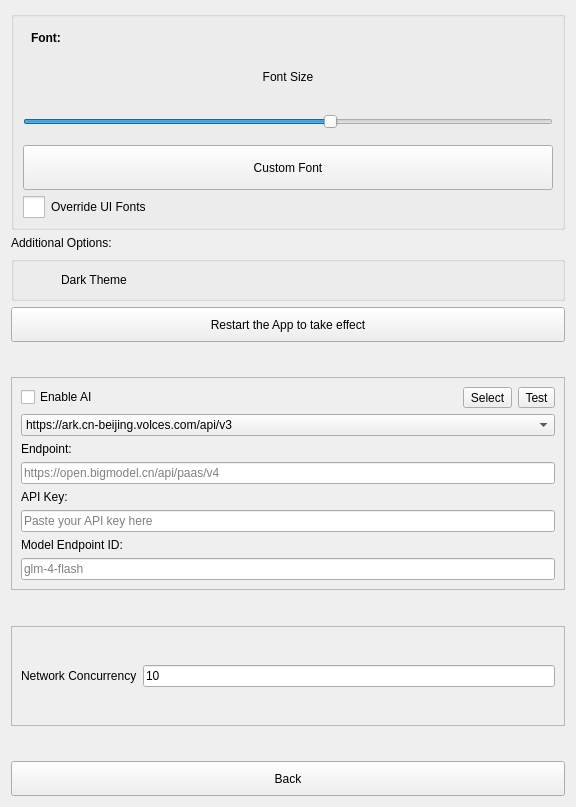
First picture: the form in src/Preferences.ui, repository ic005k/Knot, before the edit.
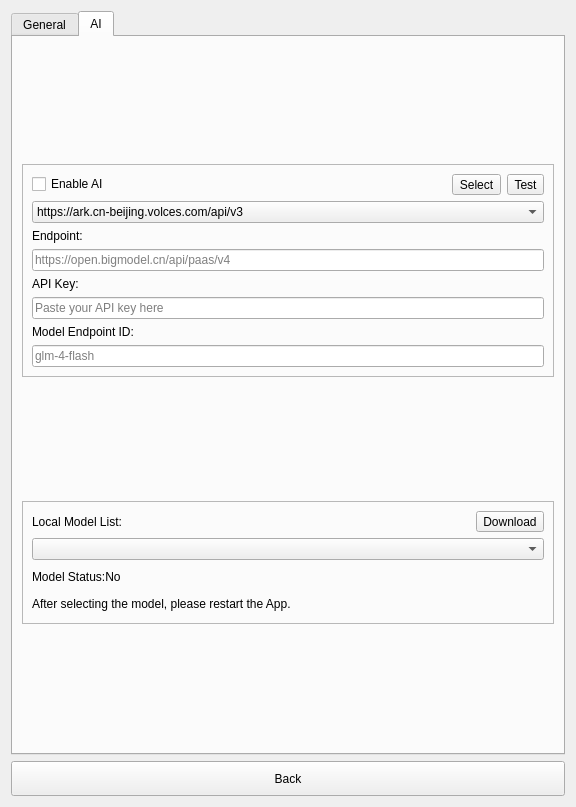
Second picture: the form after the edit. Icons and pictures are not drawn.

```diff
--- a/src/Preferences.ui
+++ b/src/Preferences.ui
@@ -15,7 +15,23 @@
   </property>
   <layout class="QVBoxLayout" name="verticalLayout_2">
    <item>
+    <widget class="QTabWidget" name="tabOptions">
+     <property name="currentIndex">
+      <number>1</number>
+     </property>
+     <widget class="QWidget" name="tab">
+      <attribute name="title">
+       <string>General</string>
+      </attribute>
+      <layout class="QVBoxLayout" name="verticalLayout_6">
+       <item>
     <widget class="QGroupBox" name="gboxFont">
+         <property name="sizePolicy">
+          <sizepolicy hsizetype="Preferred" vsizetype="Fixed">
+           <horstretch>0</horstretch>
+           <verstretch>0</verstretch>
+          </sizepolicy>
+         </property>
      <property name="title">
       <string/>
      </property>
@@ -167,6 +183,12 @@
    </item>
    <item>
     <widget class="QGroupBox" name="gboxAdditional">
+         <property name="sizePolicy">
+          <sizepolicy hsizetype="Preferred" vsizetype="Fixed">
+           <horstretch>0</horstretch>
+           <verstretch>0</verstretch>
+          </sizepolicy>
+         </property>
      <property name="title">
       <string/>
      </property>
@@ -222,20 +244,62 @@
     </widget>
    </item>
    <item>
-    <spacer name="verticalSpacer_5">
-     <property name="orientation">
-      <enum>Qt::Orientation::Vertical</enum>
-     </property>
-     <property name="sizeHint" stdset="0">
+        <widget class="QFrame" name="frame">
+         <property name="sizePolicy">
+          <sizepolicy hsizetype="Preferred" vsizetype="Fixed">
+           <horstretch>0</horstretch>
+           <verstretch>0</verstretch>
+          </sizepolicy>
+         </property>
+         <property name="minimumSize">
       <size>
-       <width>20</width>
-       <height>20</height>
-      </size>
-     </property>
-    </spacer>
-   </item>
+           <width>0</width>
+           <height>100</height>
+          </size>
+         </property>
+         <property name="frameShape">
+          <enum>QFrame::Shape::StyledPanel</enum>
+         </property>
+         <property name="frameShadow">
+          <enum>QFrame::Shadow::Raised</enum>
+         </property>
+         <layout class="QVBoxLayout" name="verticalLayout_3">
+          <item>
+           <layout class="QHBoxLayout" name="horizontalLayout">
+            <item>
+             <widget class="QLabel" name="label">
+              <property name="text">
+               <string>Network Concurrency</string>
+              </property>
+             </widget>
+            </item>
+            <item>
+             <widget class="QLineEdit" name="editConcurrency">
+              <property name="text">
+               <string>10</string>
+              </property>
+             </widget>
+            </item>
+           </layout>
+          </item>
+         </layout>
+        </widget>
+       </item>
+      </layout>
+     </widget>
+     <widget class="QWidget" name="tab_2">
+      <attribute name="title">
+       <string>AI</string>
+      </attribute>
+      <layout class="QVBoxLayout" name="verticalLayout_8">
    <item>
     <widget class="QFrame" name="frame_2">
+         <property name="sizePolicy">
+          <sizepolicy hsizetype="Preferred" vsizetype="Fixed">
+           <horstretch>0</horstretch>
+           <verstretch>0</verstretch>
+          </sizepolicy>
+         </property>
      <property name="minimumSize">
       <size>
        <width>0</width>
@@ -332,25 +396,12 @@
     </widget>
    </item>
    <item>
-    <spacer name="verticalSpacer_2">
-     <property name="orientation">
-      <enum>Qt::Orientation::Vertical</enum>
-     </property>
-     <property name="sizeHint" stdset="0">
-      <size>
-       <width>20</width>
-       <height>20</height>
-      </size>
-     </property>
-    </spacer>
-   </item>
-   <item>
-    <widget class="QFrame" name="frame">
-     <property name="minimumSize">
-      <size>
-       <width>0</width>
-       <height>100</height>
-      </size>
+        <widget class="QFrame" name="frame_3">
+         <property name="sizePolicy">
+          <sizepolicy hsizetype="Preferred" vsizetype="Fixed">
+           <horstretch>0</horstretch>
+           <verstretch>0</verstretch>
+          </sizepolicy>
      </property>
      <property name="frameShape">
       <enum>QFrame::Shape::StyledPanel</enum>
@@ -358,40 +409,51 @@
      <property name="frameShadow">
       <enum>QFrame::Shadow::Raised</enum>
      </property>
-     <layout class="QVBoxLayout" name="verticalLayout_3">
+         <layout class="QVBoxLayout" name="verticalLayout_7">
       <item>
-       <layout class="QHBoxLayout" name="horizontalLayout">
+           <layout class="QHBoxLayout" name="horizontalLayout_3">
         <item>
-         <widget class="QLabel" name="label">
+             <widget class="QLabel" name="lblModel">
           <property name="text">
-           <string>Network Concurrency</string>
+               <string>Local Model List:</string>
           </property>
          </widget>
         </item>
         <item>
-         <widget class="QLineEdit" name="editConcurrency">
+             <widget class="QToolButton" name="btnDownloadModel">
           <property name="text">
-           <string>10</string>
+               <string>Download</string>
           </property>
          </widget>
         </item>
        </layout>
       </item>
-     </layout>
+          <item>
+           <widget class="QComboBox" name="cboxModel"/>
+          </item>
+          <item>
+           <widget class="QLabel" name="lblModelStatus">
+            <property name="text">
+             <string>Model Status:No</string>
+            </property>
     </widget>
    </item>
    <item>
-    <spacer name="verticalSpacer">
-     <property name="orientation">
-      <enum>Qt::Orientation::Vertical</enum>
-     </property>
-     <property name="sizeHint" stdset="0">
-      <size>
-       <width>20</width>
-       <height>20</height>
-      </size>
-     </property>
-    </spacer>
+           <widget class="QLabel" name="lblModelTip">
+            <property name="text">
+             <string>After selecting the model, please restart the App.</string>
+            </property>
+            <property name="wordWrap">
+             <bool>true</bool>
+            </property>
+           </widget>
+          </item>
+         </layout>
+        </widget>
+       </item>
+      </layout>
+     </widget>
+    </widget>
    </item>
    <item>
     <widget class="QToolButton" name="btnBack">
```
Lines whose indentation alone changed are shown as unchanged.
